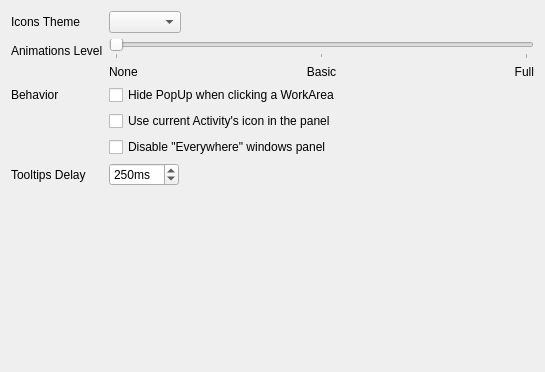
First picture: the form in package/contents/ui/config.ui, repository psifidotos/workflow-project, before the edit.
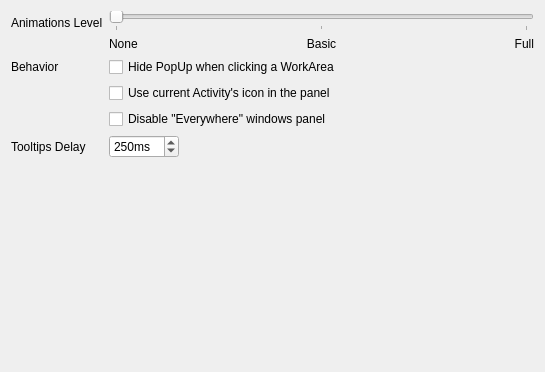
Second picture: the form after the edit.

What changed in the file:
```diff
--- a/package/contents/ui/config.ui
+++ b/package/contents/ui/config.ui
@@ -30,27 +30,13 @@
     <enum>QFormLayout::ExpandingFieldsGrow</enum>
    </property>
    <item row="0" column="0">
-    <widget class="QLabel" name="label_6">
-     <property name="text">
-      <string>Icons Theme</string>
-     </property>
-    </widget>
-   </item>
-   <item row="0" column="1">
-    <widget class="QComboBox" name="kcfg_CurrentTheme">
-     <property name="toolTip">
-      <string>&lt;html&gt;&lt;head/&gt;&lt;body&gt;&lt;p&gt;Every theme demands the &lt;span style=&quot; font-weight:600;&quot;&gt;original Icon theme&lt;/span&gt; installed if you want good appearance with the application. In general these themes are just links for icons from the current KDE icon theme.&lt;/p&gt;&lt;/body&gt;&lt;/html&gt;</string>
-     </property>
-    </widget>
-   </item>
-   <item row="1" column="0">
     <widget class="QLabel" name="label">
      <property name="text">
       <string>Animations Level</string>
      </property>
     </widget>
    </item>
-   <item row="1" column="1">
+   <item row="0" column="1">
     <layout class="QVBoxLayout" name="verticalLayout">
      <item>
       <widget class="QSlider" name="kcfg_Animations">
@@ -107,14 +93,14 @@
      </item>
     </layout>
    </item>
-   <item row="2" column="0">
+   <item row="1" column="0">
     <widget class="QLabel" name="label_5">
      <property name="text">
       <string>Behavior</string>
      </property>
     </widget>
    </item>
-   <item row="2" column="1">
+   <item row="1" column="1">
     <widget class="QCheckBox" name="kcfg_HideOnClick">
      <property name="enabled">
       <bool>true</bool>
@@ -127,7 +113,34 @@
      </property>
     </widget>
    </item>
-   <item row="5" column="1">
+   <item row="2" column="1">
+    <widget class="QCheckBox" name="kcfg_UseCurrentActivityIcon">
+     <property name="toolTip">
+      <string>&lt;html&gt;&lt;head/&gt;&lt;body&gt;&lt;p&gt;By enabling this option the plasmoid's icon is using the current activity's icon every time instead of the default one.&lt;/p&gt;&lt;/body&gt;&lt;/html&gt;</string>
+     </property>
+     <property name="text">
+      <string>Use current Activity's icon in the panel</string>
+     </property>
+    </widget>
+   </item>
+   <item row="3" column="1">
+    <widget class="QCheckBox" name="kcfg_DisableEverywherePanel">
+     <property name="toolTip">
+      <string>&lt;html&gt;&lt;head/&gt;&lt;body&gt;&lt;p&gt;It disables the panel for windows in &amp;quot;Everywhere&amp;quot; state (windows that are shown in all Activities and all Workareas). Instead these windows are shown in all Workareas lists.&lt;/p&gt;&lt;/body&gt;&lt;/html&gt;</string>
+     </property>
+     <property name="text">
+      <string>Disable &quot;Everywhere&quot; windows panel</string>
+     </property>
+    </widget>
+   </item>
+   <item row="4" column="0">
+    <widget class="QLabel" name="label_7">
+     <property name="text">
+      <string>Tooltips Delay</string>
+     </property>
+    </widget>
+   </item>
+   <item row="4" column="1">
     <widget class="QSpinBox" name="kcfg_ToolTipsDelay">
      <property name="toolTip">
       <string>&lt;html&gt;&lt;head/&gt;&lt;body&gt;&lt;p&gt;The delay for showing a tooltip. With 0 tooltips are disabled&lt;/p&gt;&lt;/body&gt;&lt;/html&gt;</string>
@@ -149,33 +162,6 @@
      </property>
     </widget>
    </item>
-   <item row="5" column="0">
-    <widget class="QLabel" name="label_7">
-     <property name="text">
-      <string>Tooltips Delay</string>
-     </property>
-    </widget>
-   </item>
-   <item row="3" column="1">
-    <widget class="QCheckBox" name="kcfg_UseCurrentActivityIcon">
-     <property name="toolTip">
-      <string>&lt;html&gt;&lt;head/&gt;&lt;body&gt;&lt;p&gt;By enabling this option the plasmoid's icon is using the current activity's icon every time instead of the default one.&lt;/p&gt;&lt;/body&gt;&lt;/html&gt;</string>
-     </property>
-     <property name="text">
-      <string>Use current Activity's icon in the panel</string>
-     </property>
-    </widget>
-   </item>
-   <item row="4" column="1">
-    <widget class="QCheckBox" name="kcfg_DisableEverywherePanel">
-     <property name="toolTip">
-      <string>&lt;html&gt;&lt;head/&gt;&lt;body&gt;&lt;p&gt;It disables the panel for windows in &amp;quot;Everywhere&amp;quot; state (windows that are shown in all Activities and all Workareas). Instead these windows are shown in all Workareas lists.&lt;/p&gt;&lt;/body&gt;&lt;/html&gt;</string>
-     </property>
-     <property name="text">
-      <string>Disable &quot;Everywhere&quot; windows panel</string>
-     </property>
-    </widget>
-   </item>
   </layout>
  </widget>
  <resources/>
```
